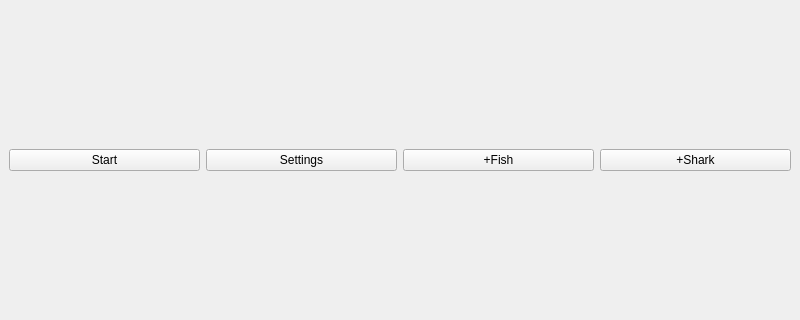
Qt form mainwindow.ui (LuisMSuarez/GameOfLife) before a commit; both pictures show x 0 to 800 and y 129 to 449 of the 800 by 600 pixel window.
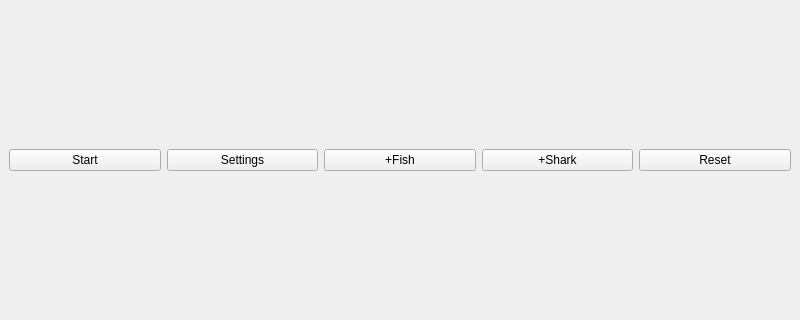
The same form after that commit.

Commit message:
Improvements and reset world functionality (#47)
* stabilizing code

* reset world feature

Patch:
```diff
--- a/mainwindow.ui
+++ b/mainwindow.ui
@@ -57,6 +57,13 @@
         </property>
        </widget>
       </item>
+      <item>
+       <widget class="QPushButton" name="pushButtonReset">
+        <property name="text">
+         <string>Reset</string>
+        </property>
+       </widget>
+      </item>
      </layout>
     </item>
     <item>
```
Left out of the diff: 2 changed lines with no effect on the pictures. The commit also changes 18 other files.
